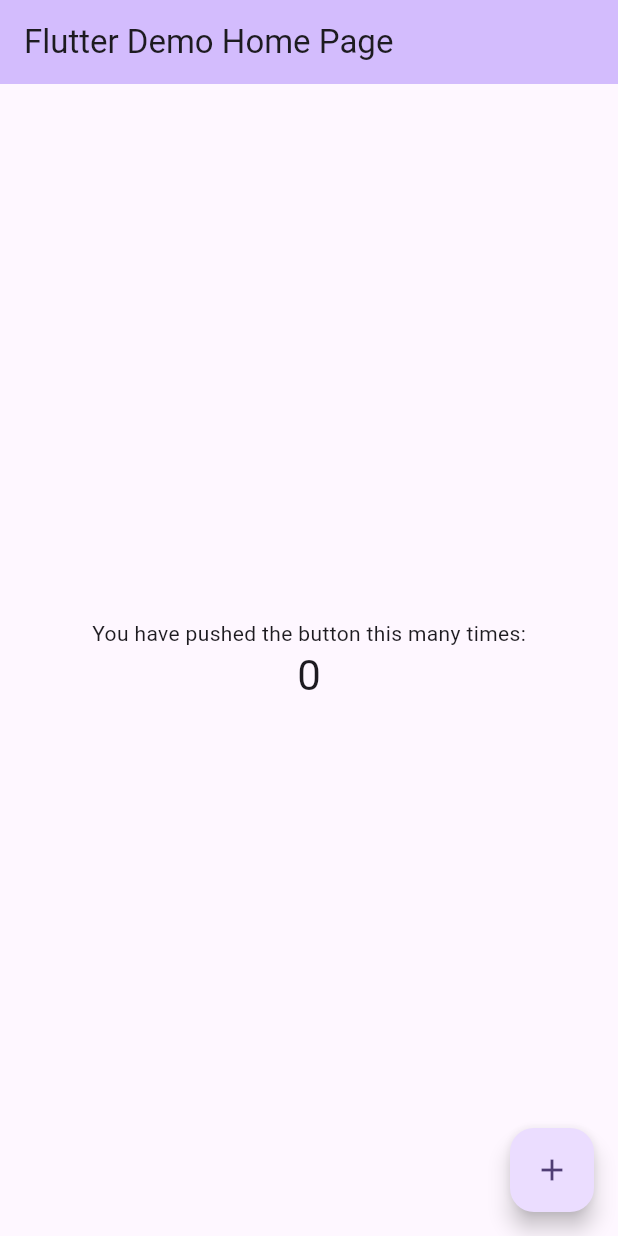
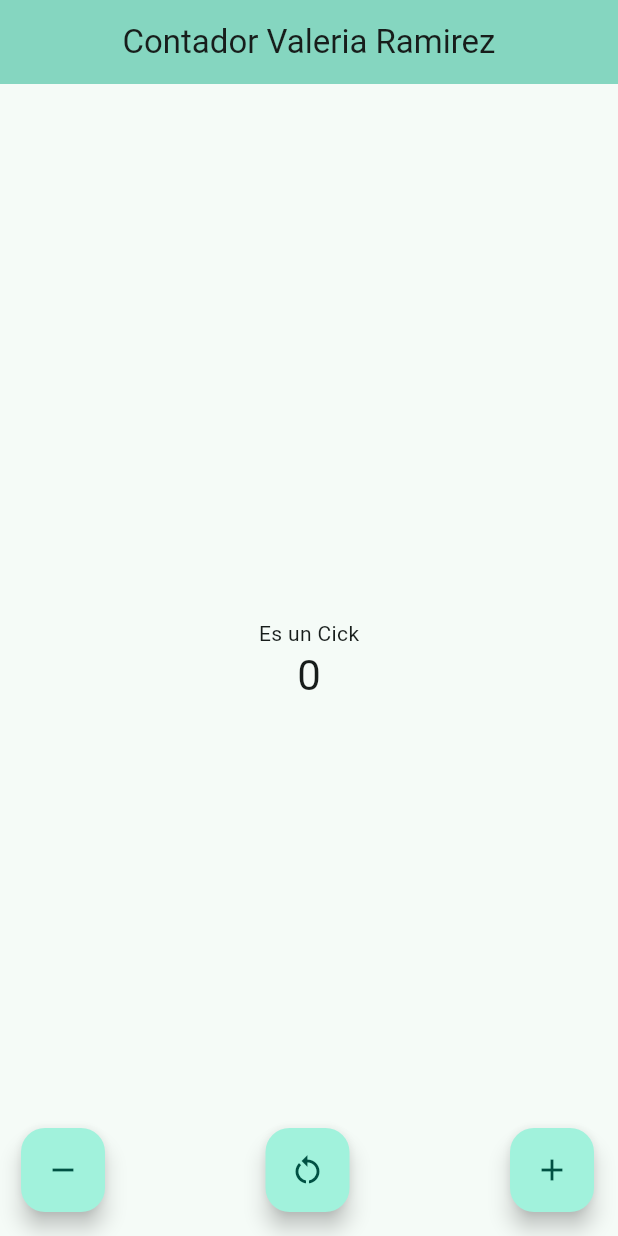
Before and after one commit to valrmzl/TareasAppsMoviles, a Flutter app: the screen it shows after launch, on a phone screen of 412 x 824 dp. Run offline on Flutter 3.47's test engine with Material 2 defaults, Android fonts, the light colour scheme and no system bars.

Commit message:
contador de clicks terminado

```diff
--- a/tarea_1_5/lib/main.dart
+++ b/tarea_1_5/lib/main.dart
@@ -11,43 +11,18 @@
   @override
   Widget build(BuildContext context) {
     return MaterialApp(
-      title: 'Flutter Demo',
+      title: 'Tarea 1.5 Contador Reiniciado',
       theme: ThemeData(
-        // This is the theme of your application.
-        //
-        // TRY THIS: Try running your application with "flutter run". You'll see
-        // the application has a blue toolbar. Then, without quitting the app,
-        // try changing the seedColor in the colorScheme below to Colors.green
-        // and then invoke "hot reload" (save your changes or press the "hot
-        // reload" button in a Flutter-supported IDE, or press "r" if you used
-        // the command line to start the app).
-        //
-        // Notice that the counter didn't reset back to zero; the application
-        // state is not lost during the reload. To reset the state, use hot
-        // restart instead.
-        //
-        // This works for code too, not just values: Most code changes can be
-        // tested with just a hot reload.
-        colorScheme: ColorScheme.fromSeed(seedColor: Colors.deepPurple),
+        colorScheme: ColorScheme.fromSeed(seedColor: Color.fromARGB(255, 57, 211, 180)),
         useMaterial3: true,
       ),
-      home: const MyHomePage(title: 'Flutter Demo Home Page'),
+      home: const MyHomePage(title: 'Contador Valeria Ramirez'),
     );
   }
 }
 
 class MyHomePage extends StatefulWidget {
   const MyHomePage({super.key, required this.title});
-
-  // This widget is the home page of your application. It is stateful, meaning
-  // that it has a State object (defined below) that contains fields that affect
-  // how it looks.
-
-  // This class is the configuration for the state. It holds the values (in this
-  // case the title) provided by the parent (in this case the App widget) and
-  // used by the build method of the State. Fields in a Widget subclass are
-  // always marked "final".
-
   final String title;
 
   @override
@@ -59,54 +34,39 @@
 
   void _incrementCounter() {
     setState(() {
-      // This call to setState tells the Flutter framework that something has
-      // changed in this State, which causes it to rerun the build method below
-      // so that the display can reflect the updated values. If we changed
-      // _counter without calling setState(), then the build method would not be
-      // called again, and so nothing would appear to happen.
       _counter++;
+    });
+  }
+
+  void _decrementCounter() {
+    setState(() {
+      _counter--;
+    });
+  }
+
+  void _restartCounter() {
+    setState(() {
+      _counter=0;
     });
   }
 
   @override
   Widget build(BuildContext context) {
-    // This method is rerun every time setState is called, for instance as done
-    // by the _incrementCounter method above.
-    //
-    // The Flutter framework has been optimized to make rerunning build methods
-    // fast, so that you can just rebuild anything that needs updating rather
-    // than having to individually change instances of widgets.
     return Scaffold(
       appBar: AppBar(
-        // TRY THIS: Try changing the color here to a specific color (to
-        // Colors.amber, perhaps?) and trigger a hot reload to see the AppBar
-        // change color while the other colors stay the same.
         backgroundColor: Theme.of(context).colorScheme.inversePrimary,
-        // Here we take the value from the MyHomePage object that was created by
-        // the App.build method, and use it to set our appbar title.
-        title: Text(widget.title),
+        centerTitle: true,
+
+        title: Text(widget.title, textAlign: TextAlign.center),
+
       ),
       body: Center(
-        // Center is a layout widget. It takes a single child and positions it
-        // in the middle of the parent.
         child: Column(
-          // Column is also a layout widget. It takes a list of children and
-          // arranges them vertically. By default, it sizes itself to fit its
-          // children horizontally, and tries to be as tall as its parent.
-          //
-          // Column has various properties to control how it sizes itself and
-          // how it positions its children. Here we use mainAxisAlignment to
-          // center the children vertically; the main axis here is the vertical
-          // axis because Columns are vertical (the cross axis would be
-          // horizontal).
-          //
-          // TRY THIS: Invoke "debug painting" (choose the "Toggle Debug Paint"
-          // action in the IDE, or press "p" in the console), to see the
-          // wireframe for each widget.
+
           mainAxisAlignment: MainAxisAlignment.center,
           children: <Widget>[
             const Text(
-              'You have pushed the button this many times:',
+              'Es un Cick',
             ),
             Text(
               '$_counter',
@@ -115,10 +75,35 @@
           ],
         ),
       ),
-      floatingActionButton: FloatingActionButton(
-        onPressed: _incrementCounter,
-        tooltip: 'Increment',
-        child: const Icon(Icons.add),
+      floatingActionButton: Padding(
+        padding: const EdgeInsets.only(left: 30),
+        child: Row(
+          crossAxisAlignment: CrossAxisAlignment.end,
+          children: [
+            FloatingActionButton(
+              onPressed: _decrementCounter,
+              tooltip: 'Decrement',
+              child: const Icon(Icons.remove),
+            ),
+            //separadores para los botones
+            Expanded(child: Container(
+              //color: Colors.blue,
+            )),
+             FloatingActionButton(
+              onPressed: _restartCounter,
+              tooltip: 'Restart',
+              child: const Icon(Icons.restart_alt),
+            ),
+            Expanded(child: Container(
+              //color: Colors.blue,
+            )),
+             FloatingActionButton(
+              onPressed: _incrementCounter,
+              tooltip: 'Increment',
+              child: const Icon(Icons.add),
+            ),
+          ],
+        ),
       ), // This trailing comma makes auto-formatting nicer for build methods.
     );
   }
```
Also changed, not shown: tarea_1_5/flutter_01.png (added), tarea_1_5/flutter_02.png (added).
